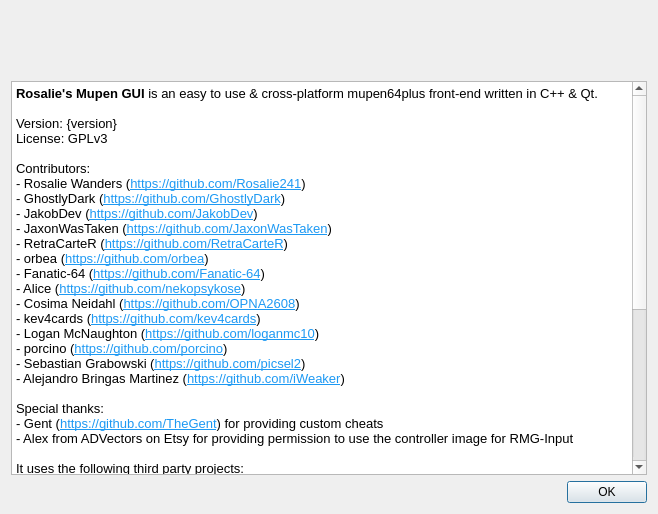
This is Source/RMG/UserInterface/Dialog/AboutDialog.ui in Rosalie241/RMG as Qt 5 draws it before an edit. The edited form follows.
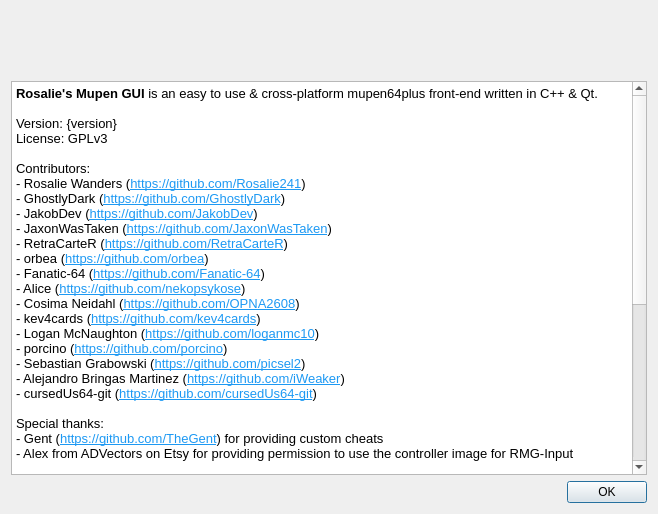
This is the edited form. Icons and pictures are not drawn.

Commit message: RMG: add cursedUs64-git as contributor to AboutDialog.ui

What changed in the file:
```diff
--- a/Source/RMG/UserInterface/Dialog/AboutDialog.ui
+++ b/Source/RMG/UserInterface/Dialog/AboutDialog.ui
@@ -82,6 +82,7 @@
 &lt;p style=&quot; margin-top:0px; margin-bottom:0px; margin-left:0px; margin-right:0px; -qt-block-indent:0; text-indent:0px;&quot;&gt;- porcino (&lt;a href=&quot;https://github.com/porcino&quot;&gt;&lt;span style=&quot; text-decoration: underline; color:#1d99f3;&quot;&gt;https://github.com/porcino&lt;/span&gt;&lt;/a&gt;)&lt;/p&gt;
 &lt;p style=&quot; margin-top:0px; margin-bottom:0px; margin-left:0px; margin-right:0px; -qt-block-indent:0; text-indent:0px;&quot;&gt;- Sebastian Grabowski (&lt;a href=&quot;https://github.com/picsel2&quot;&gt;&lt;span style=&quot; text-decoration: underline; color:#1d99f3;&quot;&gt;https://github.com/picsel2&lt;/span&gt;&lt;/a&gt;)&lt;/p&gt;
 &lt;p style=&quot; margin-top:0px; margin-bottom:0px; margin-left:0px; margin-right:0px; -qt-block-indent:0; text-indent:0px;&quot;&gt;- Alejandro Bringas Martinez (&lt;a href=&quot;https://github.com/iWeaker&quot;&gt;&lt;span style=&quot; text-decoration: underline; color:#1d99f3;&quot;&gt;https://github.com/iWeaker&lt;/span&gt;&lt;/a&gt;)&lt;/p&gt;
+&lt;p style=&quot; margin-top:0px; margin-bottom:0px; margin-left:0px; margin-right:0px; -qt-block-indent:0; text-indent:0px;&quot;&gt;- cursedUs64-git (&lt;a href=&quot;https://github.com/cursedUs64-git&quot;&gt;&lt;span style=&quot; text-decoration: underline; color:#1d99f3;&quot;&gt;https://github.com/cursedUs64-git&lt;/span&gt;&lt;/a&gt;)&lt;/p&gt;
 &lt;p style=&quot;-qt-paragraph-type:empty; margin-top:0px; margin-bottom:0px; margin-left:0px; margin-right:0px; -qt-block-indent:0; text-indent:0px;&quot;&gt;&lt;br /&gt;&lt;/p&gt;
 &lt;p style=&quot; margin-top:0px; margin-bottom:0px; margin-left:0px; margin-right:0px; -qt-block-indent:0; text-indent:0px;&quot;&gt;Special thanks:&lt;/p&gt;
 &lt;p style=&quot; margin-top:0px; margin-bottom:0px; margin-left:0px; margin-right:0px; -qt-block-indent:0; text-indent:0px;&quot;&gt;- Gent (&lt;a href=&quot;https://github.com/TheGent&quot;&gt;&lt;span style=&quot; text-decoration: underline; color:#1d99f3;&quot;&gt;https://github.com/TheGent&lt;/span&gt;&lt;/a&gt;) for providing custom cheats&lt;/p&gt;
```
